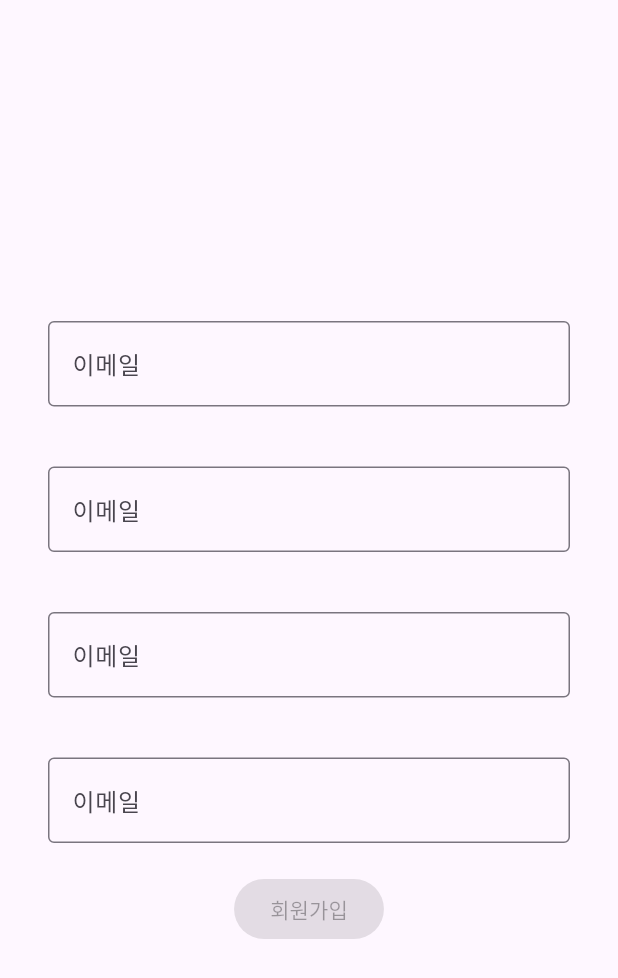
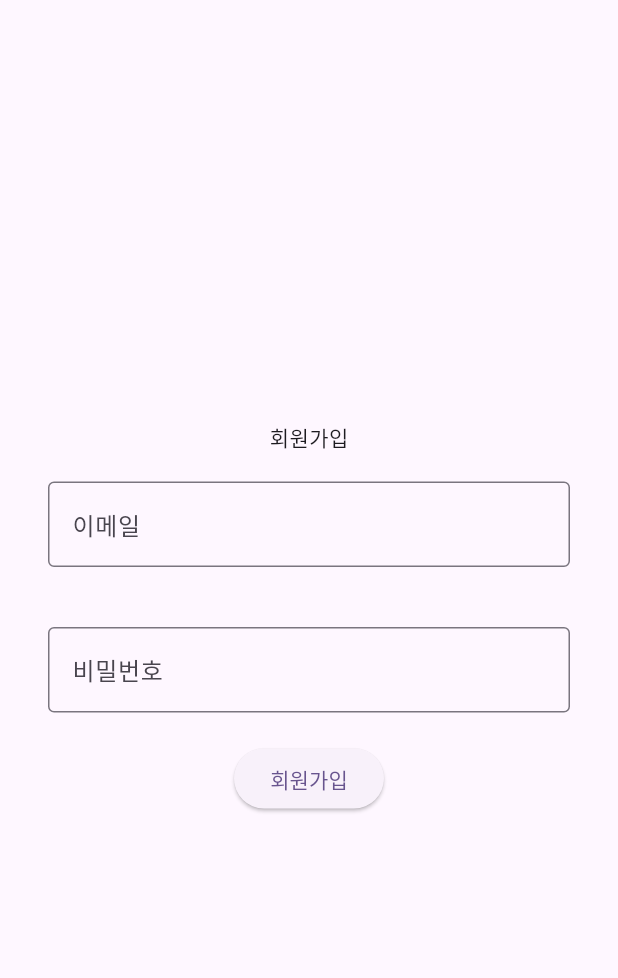
Before and after one commit to ottuck/flutter-ec-site, a Flutter app: the SignUpPage screen opened directly, on a phone screen of 412 x 824 dp. Shown: the top 978 px of the screen. Run offline on Flutter 3.47's test engine with Material 3 defaults, Android fonts, the phone set to English and light mode, and no system bars; our stand-ins replace firebase_auth, firebase_core, logger; accounts and stored records are empty; generated files the repository leaves out were written again.

Commit message:
파이어베이스 셋팅완료1

```diff
--- a/lib/SignUpPage.dart
+++ b/lib/SignUpPage.dart
@@ -1,4 +1,5 @@
 import 'package:flutter/material.dart';
+import 'package:flutter_study1/FirebaseAuthService.dart';
 
 class SignUpPage extends StatefulWidget {
   const SignUpPage({super.key});
@@ -8,14 +9,21 @@ class SignUpPage extends StatefulWidget {
 }
 
 class _SignUpPageState extends State<SignUpPage> {
+  final FirebaseAuthService _authService = FirebaseAuthService();
+
+  final TextEditingController _emailController = TextEditingController();
+  final TextEditingController _passwordController = TextEditingController();
+
   @override
   Widget build(BuildContext context) {
     return Scaffold(
       body: Padding(
-        padding: const EdgeInsets.symmetric(horizontal:32.0),
-        child: Center(child: Column(
+        padding: const EdgeInsets.symmetric(horizontal: 32.0),
+        child: Center(
+            child: Column(
           mainAxisAlignment: MainAxisAlignment.center,
           children: [
+            const Text('회원가입'),
             const SizedBox(height: 20.0),
             TextFormField(
               decoration: const InputDecoration(
@@ -23,36 +31,37 @@ class _SignUpPageState extends State<SignUpPage> {
                 hintText: '이메일을 입력하세요',
                 border: OutlineInputBorder(),
               ),
+              controller: _emailController,
+              validator: (value) {
+                if (value!.isEmpty || !value.contains('@')) {
+                  return '유효한 이메일을 입력하세요';
+                }
+                return null;
+              },
             ),
             const SizedBox(height: 20.0),
             const SizedBox(height: 20.0),
             TextFormField(
               decoration: const InputDecoration(
-                    labelText: '이메일',
-                    hintText: '이메일을 입력하세요',
+                labelText: '비밀번호',
+                hintText: '비밀번호를 입력하세요',
                 border: OutlineInputBorder(),
               ),
+              controller: _passwordController,
+              validator: (value) {
+                if (value!.isEmpty || value.length < 6) {
+                  return '비밀번호는 6자 이상이어야 합니다.';
+                }
+                return null;
+              },
             ),
             const SizedBox(height: 20.0),
-                const SizedBox(height: 20.0),
-                TextFormField(
-                  decoration: const InputDecoration(
-                    labelText: '이메일',
-                    hintText: '이메일을 입력하세요',
-                    border: OutlineInputBorder(),
-                  ),
-                ),
-                const SizedBox(height: 20.0),
-                const SizedBox(height: 20.0),
-                TextFormField(
-                  decoration: const InputDecoration(
-                    labelText: '이메일',
-                    hintText: '이메일을 입력하세요',
-                    border: OutlineInputBorder(),
-                  ),
-                ),
-                const SizedBox(height: 20.0),
-                const ElevatedButton(onPressed: null, child: Text('회원가입'))
+            ElevatedButton(
+                onPressed: () {
+                  _authService.signUp(
+                      _emailController.text, _passwordController.text);
+                },
+                child: const Text('회원가입'))
           ],
         )),
       ),
```
Also changed, not shown: analysis_options.yaml (+0 -23 lines), lib/FirebaseAuthService.dart (added, +47 -0 lines), lib/main.dart (+11 -1 lines), pubspec.yaml (+8 -69 lines), pubspec.lock, 10 other files. Lines whose indentation alone changed are shown as unchanged.
